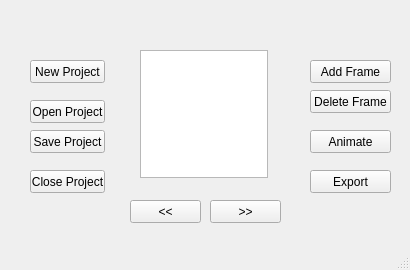
Qt form SpriteTool/mainwindow.ui (renatolond/DsTools) before a commit.
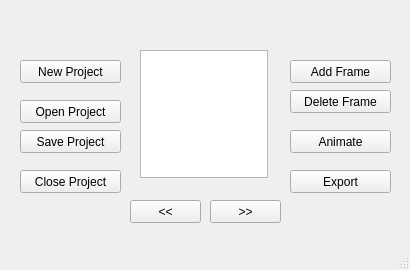
The same form after that commit.

Diff of the .ui file:
```diff
--- a/SpriteTool/mainwindow.ui
+++ b/SpriteTool/mainwindow.ui
@@ -29,9 +29,9 @@
    <widget class="QPushButton" name="btn_AddFrame">
     <property name="geometry">
      <rect>
-      <x>310</x>
+      <x>290</x>
       <y>60</y>
-      <width>81</width>
+      <width>101</width>
       <height>23</height>
      </rect>
     </property>
@@ -42,9 +42,9 @@
    <widget class="QPushButton" name="btn_NewProject">
     <property name="geometry">
      <rect>
-      <x>30</x>
+      <x>20</x>
       <y>60</y>
-      <width>75</width>
+      <width>101</width>
       <height>23</height>
      </rect>
     </property>
@@ -55,9 +55,9 @@
    <widget class="QPushButton" name="btn_SaveProject">
     <property name="geometry">
      <rect>
-      <x>30</x>
+      <x>20</x>
       <y>130</y>
-      <width>75</width>
+      <width>101</width>
       <height>23</height>
      </rect>
     </property>
@@ -68,9 +68,9 @@
    <widget class="QPushButton" name="btn_OpenProject">
     <property name="geometry">
      <rect>
-      <x>30</x>
+      <x>20</x>
       <y>100</y>
-      <width>75</width>
+      <width>101</width>
       <height>23</height>
      </rect>
     </property>
@@ -81,9 +81,9 @@
    <widget class="QPushButton" name="btn_CloseProject">
     <property name="geometry">
      <rect>
-      <x>30</x>
+      <x>20</x>
       <y>170</y>
-      <width>75</width>
+      <width>101</width>
       <height>23</height>
      </rect>
     </property>
@@ -94,9 +94,9 @@
    <widget class="QPushButton" name="btn_DeleteFrame">
     <property name="geometry">
      <rect>
-      <x>310</x>
+      <x>290</x>
       <y>90</y>
-      <width>81</width>
+      <width>101</width>
       <height>23</height>
      </rect>
     </property>
@@ -170,9 +170,9 @@
    <widget class="QPushButton" name="btn_Animate">
     <property name="geometry">
      <rect>
-      <x>310</x>
+      <x>290</x>
       <y>130</y>
-      <width>81</width>
+      <width>101</width>
       <height>23</height>
      </rect>
     </property>
@@ -183,9 +183,9 @@
    <widget class="QPushButton" name="btn_Export">
     <property name="geometry">
      <rect>
-      <x>310</x>
+      <x>290</x>
       <y>170</y>
-      <width>81</width>
+      <width>101</width>
       <height>23</height>
      </rect>
     </property>
```
Left out of the diff: 2 changed lines with no effect on the pictures.
